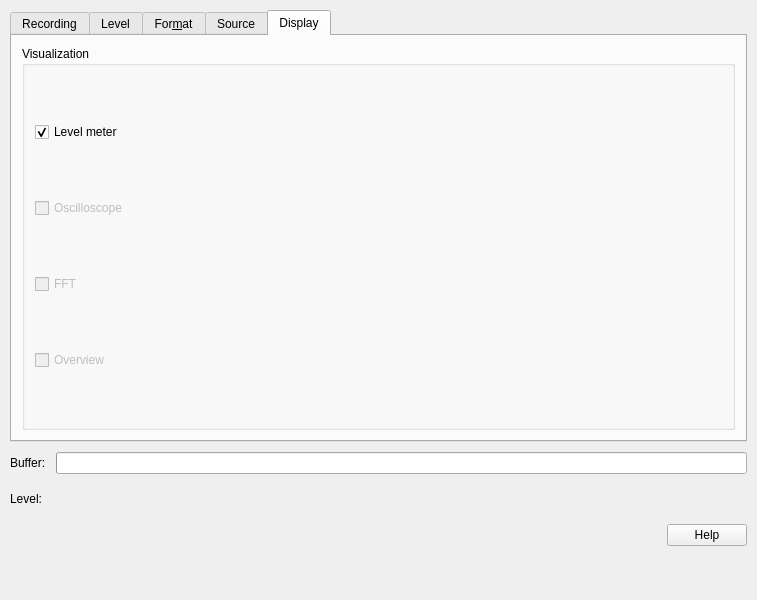
Before: the Qt Designer form plugins/record/RecordDlg.ui in KDE/kwave, drawn with Qt 5.
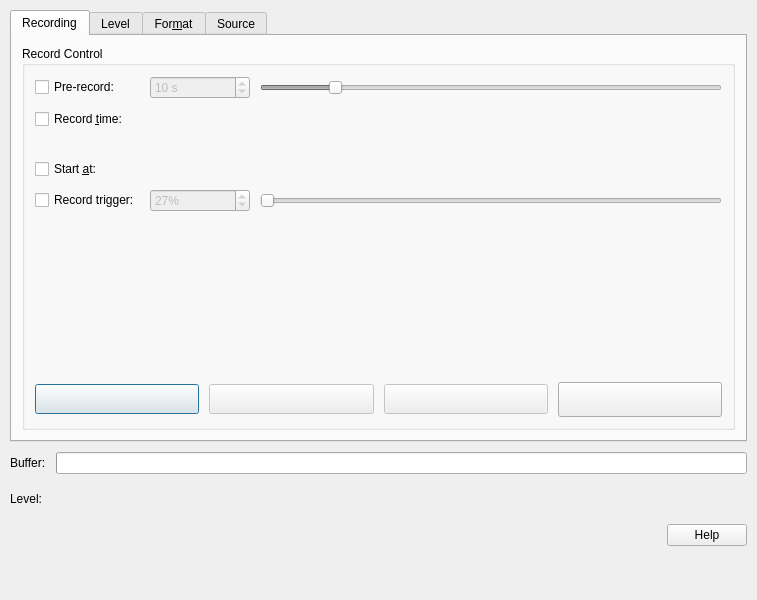
After: the same form once the commit is applied. The open tabs and pages were chosen to show the change. Custom widgets are drawn as their Qt base class.

Commit message: record plugin: level meter is always enabled, simplified dialog

Patch:
```diff
--- a/plugins/record/RecordDlg.ui
+++ b/plugins/record/RecordDlg.ui
@@ -1191,68 +1191,6 @@
           </item>
          </layout>
         </widget>
-        <widget class="QWidget" name="tab_display">
-         <attribute name="title">
-          <string>Display</string>
-         </attribute>
-         <layout class="QVBoxLayout">
-          <item>
-           <widget class="QGroupBox" name="grpDisplay">
-            <property name="enabled">
-             <bool>true</bool>
-            </property>
-            <property name="title">
-             <string>Visualization</string>
-            </property>
-            <layout class="QVBoxLayout">
-             <item>
-              <widget class="QCheckBox" name="chkDisplayLevelMeter">
-               <property name="enabled">
-                <bool>true</bool>
-               </property>
-               <property name="text">
-                <string>Level meter</string>
-               </property>
-               <property name="checked">
-                <bool>true</bool>
-               </property>
-              </widget>
-             </item>
-             <item>
-              <widget class="QCheckBox" name="chkDisplayOscilloscope">
-               <property name="enabled">
-                <bool>false</bool>
-               </property>
-               <property name="text">
-                <string>Oscilloscope</string>
-               </property>
-              </widget>
-             </item>
-             <item>
-              <widget class="QCheckBox" name="chkDisplayFFT">
-               <property name="enabled">
-                <bool>false</bool>
-               </property>
-               <property name="text">
-                <string>FFT</string>
-               </property>
-              </widget>
-             </item>
-             <item>
-              <widget class="QCheckBox" name="chkDisplayOverview">
-               <property name="enabled">
-                <bool>false</bool>
-               </property>
-               <property name="text">
-                <string>Overview</string>
-               </property>
-              </widget>
-             </item>
-            </layout>
-           </widget>
-          </item>
-         </layout>
-        </widget>
        </widget>
       </item>
       <item>
```
Left out of the diff: 4 changed lines with no effect on the pictures. The commit also changes 8 other files.
